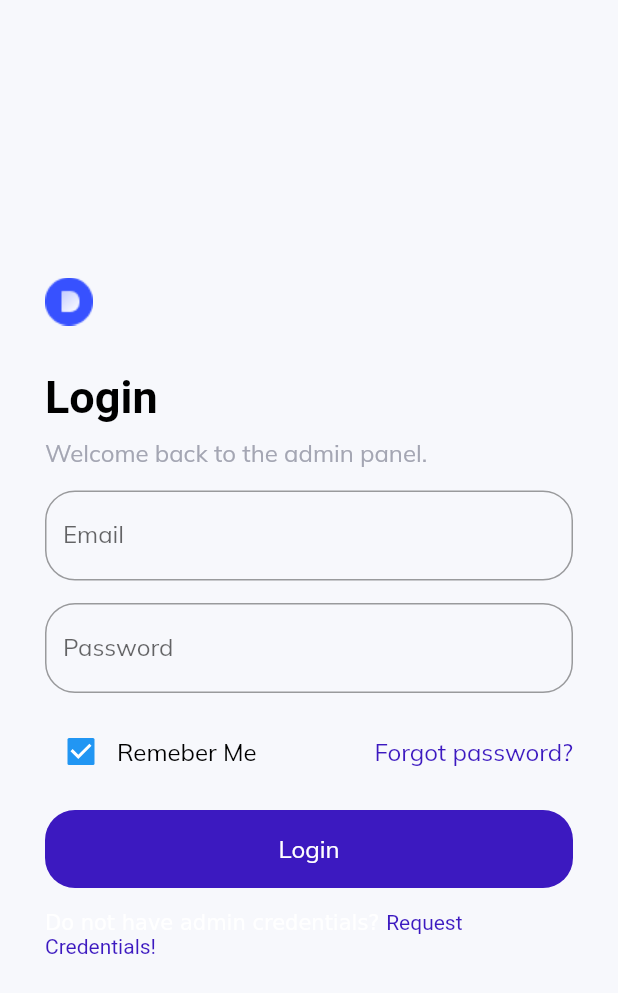
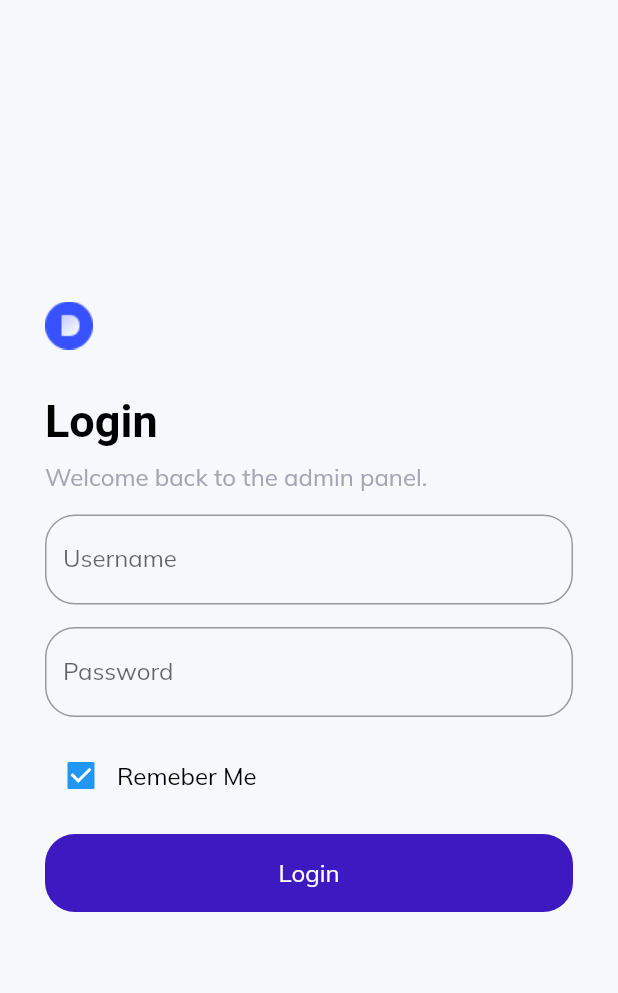
Before and after one commit to muazammursyid98/flutter_manage_admin, a Flutter app: the screen it shows after launch, on a phone screen of 412 x 824 dp. Shown: the top 993 px of the screen. Run offline on Flutter 3.47's test engine with Material 2 defaults, Android fonts, the phone set to English and light mode, and no system bars; our stand-ins replace charts_flutter, data_table_2, get, google_fonts.

Commit message:
push admin

```diff
--- /dev/null
+++ b/lib/controllers/authentication_controller.dart
@@ -0,0 +1,30 @@
+import 'package:flutter/material.dart';
+import 'package:get/get.dart';
+
+import '../layout.dart';
+import '../model/users_model.dart';
+import '../routing/routes.dart';
+import '../service/authentication_service.dart';
+import '../widgets/snackbars.dart';
+
+class AuthenticationController extends GetxController {
+  final AuthenticationService _authenticationService = AuthenticationService();
+
+  TextEditingController usernameTxt = TextEditingController();
+  TextEditingController passwordTxt = TextEditingController();
+
+  void getLoginAdmin() async {
+    int statusRepsonse = await _authenticationService
+        .authenticationLogin(
+            username: usernameTxt.text, password: passwordTxt.text)
+        .catchError((onError) {
+      const SnackBars().snackBarFail("Unable to login", "");
+    });
+    if (statusRepsonse == 200) {
+      //Get.offAllNamed(rootRoute);
+      Get.offAll(() => SiteLayout());
+    } else {
+      const SnackBars().snackBarFail("Unable to login", "");
+    }
+  }
+}
--- a/lib/pages/authentication/authentication.dart
+++ b/lib/pages/authentication/authentication.dart
@@ -4,11 +4,16 @@ import 'package:get/get.dart';
 import 'package:google_fonts/google_fonts.dart';
 
 import '../../constants/style.dart';
+import '../../controllers/authentication_controller.dart';
+import '../../controllers/counter_controller.dart';
 import '../../layout.dart';
 import '../../routing/routes.dart';
 
 class AuthenticationPage extends StatelessWidget {
-  const AuthenticationPage({Key? key}) : super(key: key);
+  AuthenticationPage({Key? key}) : super(key: key);
+
+  final AuthenticationController authController =
+      Get.put(AuthenticationController());
 
   @override
   Widget build(BuildContext context) {
@@ -54,14 +59,16 @@ class AuthenticationPage extends StatelessWidget {
                 height: 15,
               ),
               TextField(
+                controller: authController.usernameTxt,
                 decoration: InputDecoration(
-                    labelText: "Email",
-                    hintText: "abc@domain.com",
+                    labelText: "Username",
+                    hintText: "abc",
                     border: OutlineInputBorder(
                         borderRadius: BorderRadius.circular(20))),
               ),
               const SizedBox(height: 15),
               TextField(
+                controller: authController.passwordTxt,
                 obscureText: true,
                 decoration: InputDecoration(
                     labelText: "Password",
@@ -79,16 +86,16 @@ class AuthenticationPage extends StatelessWidget {
                       const CustomText(text: "Remeber Me"),
                     ],
                   ),
-                  CustomText(text: "Forgot password?", color: active)
+                  //CustomText(text: "Forgot password?", color: active)
                 ],
               ),
               const SizedBox(height: 15),
               InkWell(
                 onTap: () {
                   // route in adress bar
-                  Get.offAllNamed(rootRoute);
+                  //Get.offAllNamed(rootRoute);
                   //
-                  Get.offAll(() => SiteLayout());
+                  authController.getLoginAdmin();
                 },
                 child: Container(
                   decoration: BoxDecoration(
@@ -103,13 +110,13 @@ class AuthenticationPage extends StatelessWidget {
                 ),
               ),
               const SizedBox(height: 15),
-              RichText(
-                  text: TextSpan(children: [
-                const TextSpan(text: "Do not have admin credentials? "),
-                TextSpan(
-                    text: "Request Credentials! ",
-                    style: TextStyle(color: active))
-              ]))
+              // RichText(
+              //     text: TextSpan(children: [
+              //   const TextSpan(text: "Do not have admin credentials? "),
+              //   TextSpan(
+              //       text: "Request Credentials! ",
+              //       style: TextStyle(color: active))
+              // ]))
             ],
           ),
         ),
--- a/lib/widgets/side_menu.dart
+++ b/lib/widgets/side_menu.dart
@@ -36,7 +36,7 @@ class SideMenu extends StatelessWidget {
                     ),
                     Flexible(
                       child: CustomText(
-                        text: "Dext",
+                        text: "Rentas",
                         size: 20,
                         weight: FontWeight.bold,
                         color: active,
```
Also changed, not shown: lib/service/authentication_service.dart (added, +36 -0 lines), lib/widgets/snackbars.dart (added, +57 -0 lines), lib/widgets/top_nav.dart (+58 -58 lines), pubspec.lock, 6 other files.
